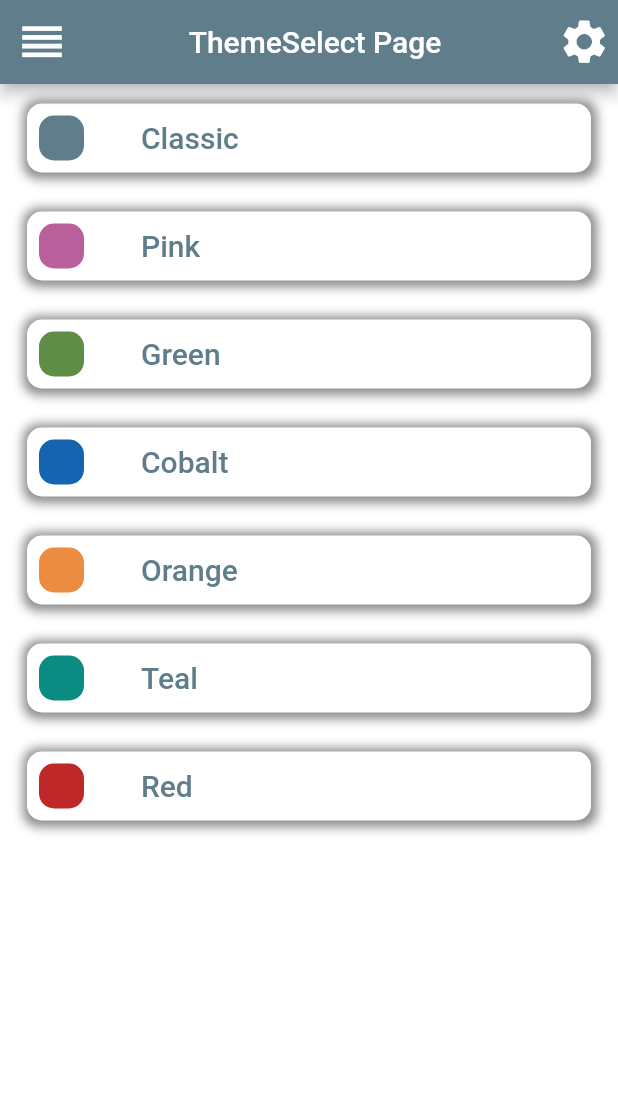
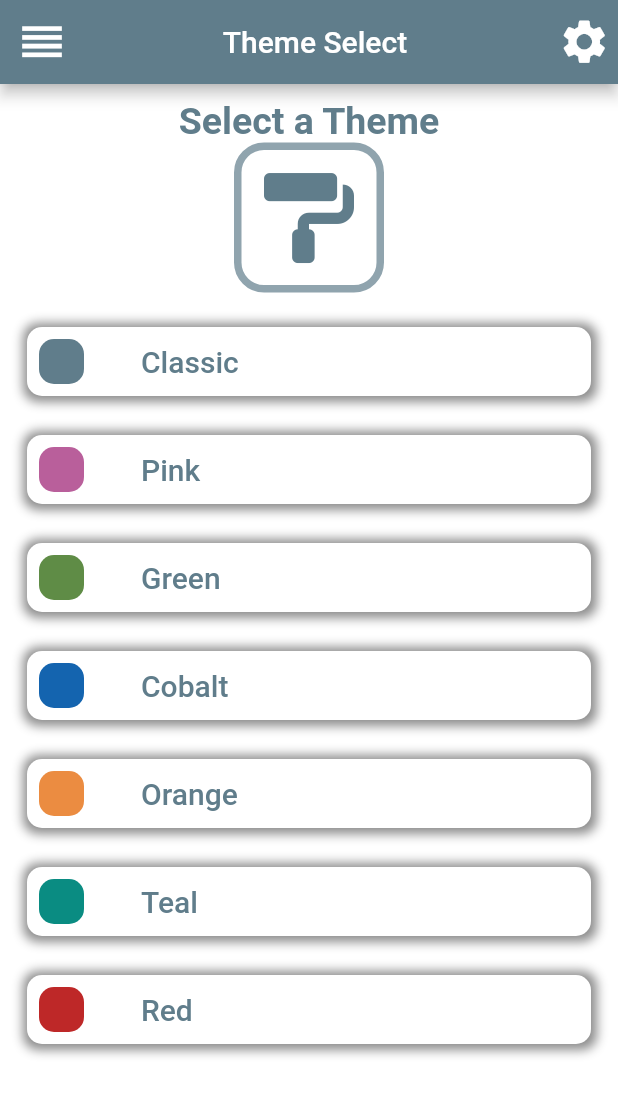
Before and after one commit to JVTarrosa/homework_helper, a Flutter app: the ThemeSelectPage screen opened by its route, on a phone screen of 412 x 824 dp. Shown: the top 1096 px of the screen. Run offline on Flutter 3.47's test engine with Material 2 defaults, Android fonts, the light colour scheme and no system bars; our stand-ins replace audioplayers, charts_flutter, font_awesome_flutter, numberpicker, open_file, pdf and 4 more; accounts and stored records are empty.

Commit message:
Removed Unfinished Pages: App more or less complete

```diff
--- a/lib/accessories/drawer_menus.dart
+++ b/lib/accessories/drawer_menus.dart
@@ -93,7 +93,7 @@ class _SettingsMenuState extends State<SettingsMenu> {
               buttonDivider(),
               TextButton(
                   onPressed: () {
-                      navigateToPage(context, 'template_page');
+                      navigateToPage(context, 'premium_status');
                   },
                   child: drawerButton(Icons.emoji_events_rounded, 'Premium', 'Subscription', Theme.of(context).accentColor)
               ),
@@ -107,7 +107,7 @@ class _SettingsMenuState extends State<SettingsMenu> {
               buttonDivider(),
               TextButton(
                   onPressed: () {
-                    navigateToPage(context, 'template_page');
+                    navigateToPage(context, 'about_page');
                   },
                   child: drawerButton(Icons.info_rounded, 'About', 'The App', Theme.of(context).accentColor)
               ),
--- a/lib/main.dart
+++ b/lib/main.dart
@@ -5,6 +5,8 @@ import 'package:project_testing/pages/study_lock_page.dart';
 import 'package:project_testing/pages/template%20page.dart';
 import 'package:project_testing/pages/work_status_page.dart';
 import 'package:project_testing/pages/theme_select_page.dart';
+import 'package:project_testing/pages/premium_status_page.dart';
+import 'package:project_testing/pages/about_page.dart';
 import 'package:provider/provider.dart';
 import 'pages/home_page.dart';
 
@@ -29,6 +31,8 @@ class MyApp extends StatelessWidget {
                   'work_status': (context) => WorkStatus(),
                   'template_page': (context) => TemplatePage(),
                   'theme_change': (context) => ThemeSelectPage(),
+                  'premium_status': (context) => PremiumStatusPage(),
+                  'about_page': (context) => AboutPage(),
                 },
                 home: HomePage(),
                 debugShowCheckedModeBanner: false,
--- a/lib/pages/theme_select_page.dart
+++ b/lib/pages/theme_select_page.dart
@@ -1,4 +1,5 @@
 import 'package:flutter/material.dart';
+import 'package:font_awesome_flutter/font_awesome_flutter.dart';
 import 'package:project_testing/accessories/drawer_menus.dart';
 import 'package:project_testing/accessories/theme_settings.dart';
 import 'package:provider/provider.dart';
@@ -10,7 +11,7 @@ class ThemeSelectPage extends StatefulWidget {
 }
 
 class _ThemeSelectPageState extends State<ThemeSelectPage> {
-  String appBarTitle = 'ThemeSelect Page';
+  String appBarTitle = 'Theme Select';
   String bodyText = 'Fill in this area please';
 
   @override
@@ -55,6 +56,34 @@ class _ThemeSelectPageState extends State<ThemeSelectPage> {
           color: Theme.of(context).primaryColor,
           child: ListView(
             children: [
+              Padding(
+                padding: EdgeInsets.all(10.0),
+                child: Column(
+                  children: [
+                    Text(
+                      'Select a Theme',
+                      style: TextStyle(
+                          color: Theme.of(context).accentColor,
+                          fontWeight: FontWeight.bold,
+                          fontSize: 25),
+                    ),
+                    Container(
+                      height: 100,
+                      width: 100,
+                      decoration: BoxDecoration(
+                        borderRadius: BorderRadius.circular(20),
+                        border: Border.all(
+                            color: Theme.of(context).focusColor, width: 5),
+                      ),
+                      child: Icon(
+                        FontAwesomeIcons.paintRoller,
+                        color: Theme.of(context).accentColor,
+                        size: 60,
+                      ),
+                    )
+                  ],
+                ),
+              ),
               Consumer<ThemeNotifier>(
                   builder: (context, notifier, child) => themeButton(
                         context,
@@ -158,13 +187,12 @@ class _ThemeSelectPageState extends State<ThemeSelectPage> {
               ),
               Text(
                 '$themeName',
-                style:
-                    TextStyle(color: Theme.of(context).accentColor, fontSize: 20),
+                style: TextStyle(
+                    color: Theme.of(context).accentColor, fontSize: 20),
               )
             ]),
           ),
-          onPressed: onPressed
-          ),
+          onPressed: onPressed),
     );
   }
 }
--- a/lib/work_status_utils/work_status_item.dart
+++ b/lib/work_status_utils/work_status_item.dart
@@ -3,6 +3,7 @@ import 'package:flutter/material.dart';
 import 'package:project_testing/calendar_utils/event_object.dart';
 import 'package:project_testing/database/event_operations.dart';
 import 'package:intl/intl.dart';
+import 'package:project_testing/accessories/snackbar.dart';
 
 class CollapsingEventItem extends StatefulWidget {
   List<Event>? events;
```
Also changed, not shown: lib/calendar_utils/events_list.dart (+9 -10 lines), lib/pages/about_page.dart (added, +91 -0 lines), lib/pages/premium_status_page.dart (added, +127 -0 lines). Lines whose indentation alone changed are shown as unchanged.
